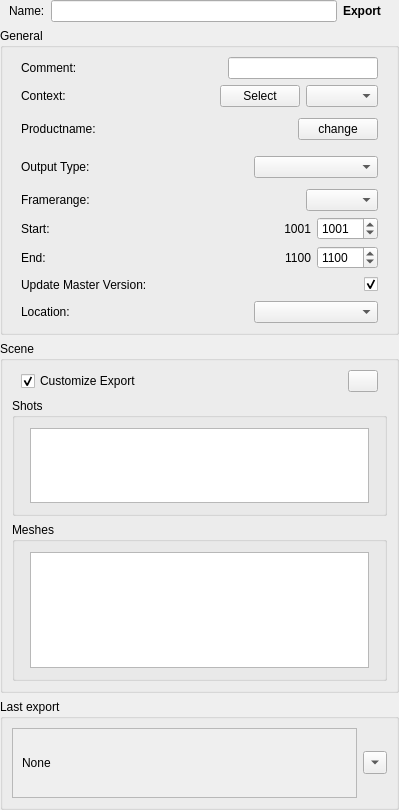
The window that SynthEyes/Scripts/StateManagerNodes/StateUserInterfaces/Synth_SceneExport.ui (AltaArts/SynthEyes_Integration--Prism-Plugin) describes before a commit, drawn with Qt 5.
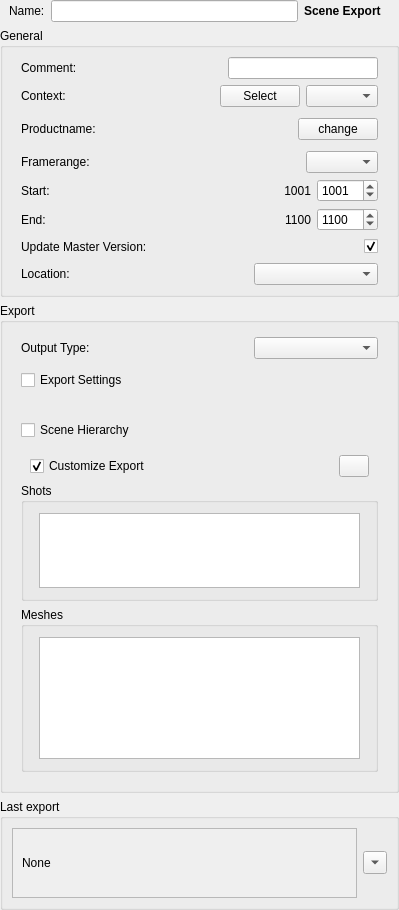
The same window after the commit.

Commit message: Got USD Exporter Settings Working #51 #7

```diff
--- a/SynthEyes/Scripts/StateManagerNodes/StateUserInterfaces/Synth_SceneExport.ui
+++ b/SynthEyes/Scripts/StateManagerNodes/StateUserInterfaces/Synth_SceneExport.ui
@@ -10,7 +10,7 @@
     <x>0</x>
     <y>0</y>
     <width>399</width>
-    <height>810</height>
+    <height>910</height>
    </rect>
   </property>
   <property name="windowTitle">
@@ -75,7 +75,7 @@
          </font>
         </property>
         <property name="text">
-         <string>Export</string>
+         <string>Scene Export</string>
         </property>
        </widget>
       </item>
@@ -83,11 +83,11 @@
     </widget>
    </item>
    <item>
-    <widget class="QGroupBox" name="gb_export">
+    <widget class="QGroupBox" name="gb_general">
      <property name="title">
       <string>General</string>
      </property>
-     <layout class="QVBoxLayout" name="lo_export">
+     <layout class="QVBoxLayout" name="lo_general">
       <item>
        <widget class="QWidget" name="w_comment" native="true">
         <layout class="QHBoxLayout" name="horizontalLayout_16">
@@ -266,57 +266,6 @@
         </layout>
        </widget>
       </item>
-      <item>
-       <widget class="QWidget" name="w_outType" native="true">
-        <layout class="QHBoxLayout" name="horizontalLayout_9">
-         <property name="spacing">
-          <number>0</number>
-         </property>
-         <property name="leftMargin">
-          <number>9</number>
-         </property>
-         <property name="topMargin">
-          <number>5</number>
-         </property>
-         <property name="rightMargin">
-          <number>9</number>
-         </property>
-         <property name="bottomMargin">
-          <number>5</number>
-         </property>
-         <item>
-          <widget class="QLabel" name="l_outType">
-           <property name="text">
-            <string>Output Type:</string>
-           </property>
-          </widget>
-         </item>
-         <item>
-          <spacer name="horizontalSpacer_3">
-           <property name="orientation">
-            <enum>Qt::Orientation::Horizontal</enum>
-           </property>
-           <property name="sizeHint" stdset="0">
-            <size>
-             <width>113</width>
-             <height>20</height>
-            </size>
-           </property>
-          </spacer>
-         </item>
-         <item>
-          <widget class="QComboBox" name="cb_outType">
-           <property name="minimumSize">
-            <size>
-             <width>124</width>
-             <height>0</height>
-            </size>
-           </property>
-          </widget>
-         </item>
-        </layout>
-       </widget>
-      </item>
       <item>
        <widget class="QWidget" name="w_range" native="true">
         <layout class="QHBoxLayout" name="horizontalLayout_6">
@@ -564,14 +513,14 @@
     </widget>
    </item>
    <item>
-    <widget class="QGroupBox" name="gb_ExportList">
+    <widget class="QGroupBox" name="gb_export">
      <property name="title">
-      <string>Scene</string>
+      <string>Export</string>
      </property>
      <property name="checkable">
       <bool>false</bool>
      </property>
-     <layout class="QVBoxLayout" name="lo_exportList">
+     <layout class="QVBoxLayout" name="lo_export">
       <property name="leftMargin">
        <number>9</number>
       </property>
@@ -584,6 +533,99 @@
       <property name="bottomMargin">
        <number>9</number>
       </property>
+      <item>
+       <widget class="QWidget" name="w_outType" native="true">
+        <layout class="QHBoxLayout" name="horizontalLayout_9">
+         <property name="spacing">
+          <number>0</number>
+         </property>
+         <property name="leftMargin">
+          <number>9</number>
+         </property>
+         <property name="topMargin">
+          <number>5</number>
+         </property>
+         <property name="rightMargin">
+          <number>9</number>
+         </property>
+         <property name="bottomMargin">
+          <number>5</number>
+         </property>
+         <item>
+          <widget class="QLabel" name="l_outType">
+           <property name="text">
+            <string>Output Type:</string>
+           </property>
+          </widget>
+         </item>
+         <item>
+          <spacer name="horizontalSpacer_3">
+           <property name="orientation">
+            <enum>Qt::Orientation::Horizontal</enum>
+           </property>
+           <property name="sizeHint" stdset="0">
+            <size>
+             <width>113</width>
+             <height>20</height>
+            </size>
+           </property>
+          </spacer>
+         </item>
+         <item>
+          <widget class="QComboBox" name="cb_outType">
+           <property name="minimumSize">
+            <size>
+             <width>124</width>
+             <height>0</height>
+            </size>
+           </property>
+          </widget>
+         </item>
+        </layout>
+       </widget>
+      </item>
+      <item>
+       <layout class="QHBoxLayout" name="lo_exportSettingsBox">
+        <property name="leftMargin">
+         <number>9</number>
+        </property>
+        <property name="rightMargin">
+         <number>9</number>
+        </property>
+        <item>
+         <widget class="QCheckBox" name="chb_exportSettings">
+          <property name="text">
+           <string>Export Settings</string>
+          </property>
+         </widget>
+        </item>
+       </layout>
+      </item>
+      <item>
+       <widget class="QWidget" name="w_exportSettings" native="true">
+        <layout class="QVBoxLayout" name="lo_exportSettings"/>
+       </widget>
+      </item>
+      <item>
+       <layout class="QHBoxLayout" name="lo_sceneHierarchyBox">
+        <property name="leftMargin">
+         <number>9</number>
+        </property>
+        <property name="rightMargin">
+         <number>9</number>
+        </property>
+        <item>
+         <widget class="QCheckBox" name="chb_sceneHierarchy">
+          <property name="text">
+           <string>Scene Hierarchy</string>
+          </property>
+         </widget>
+        </item>
+       </layout>
+      </item>
+      <item>
+       <widget class="QWidget" name="w_sceneHierarchy" native="true">
+        <layout class="QVBoxLayout" name="lo_sceneHierarchy">
       <item>
        <layout class="QHBoxLayout" name="lo_exportAll">
         <property name="leftMargin">
@@ -699,6 +741,9 @@
          </property>
          <item>
           <widget class="QListWidget" name="lw_meshes"/>
+            </item>
+           </layout>
+          </widget>
          </item>
         </layout>
        </widget>
```
Lines whose indentation alone changed are shown as unchanged. The commit also changes 4 other files.
